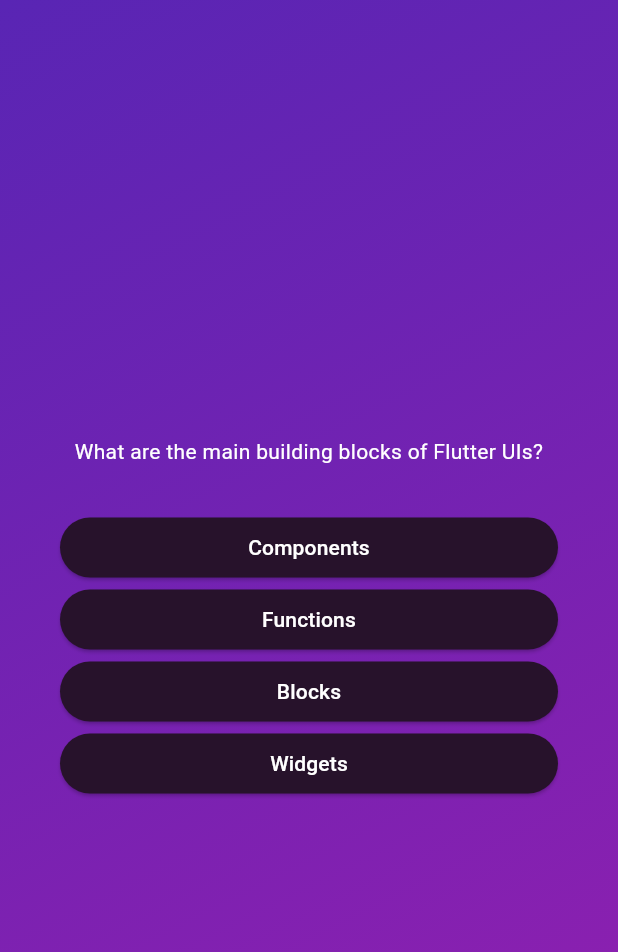
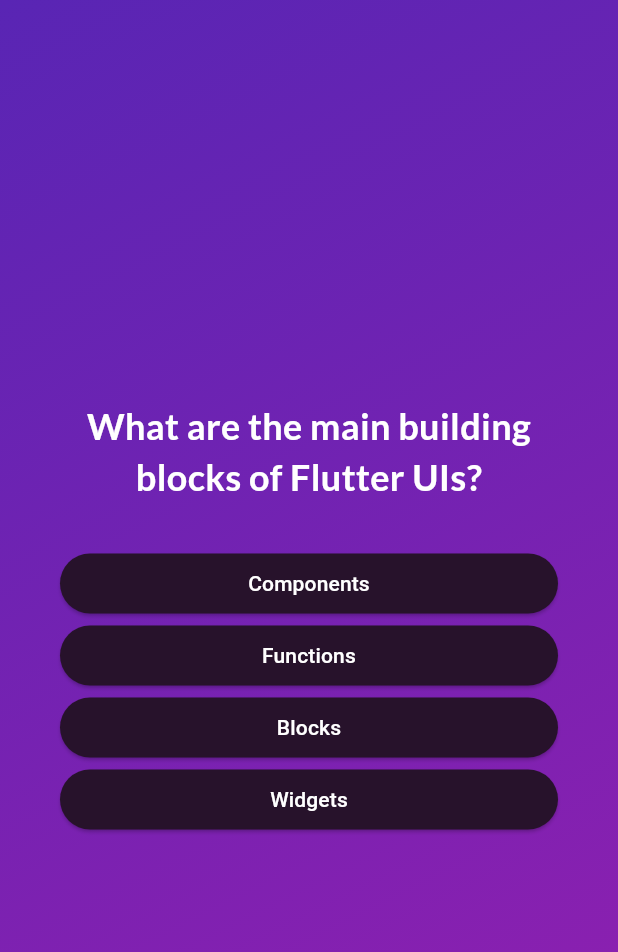
Before and after one commit to cerenyasarr/quiz_app, a Flutter app: the screen it shows after launch, after a tap on "Start Quiz", on a phone screen of 412 x 824 dp. Shown: the top 952 px of the screen. Run offline on Flutter 3.47's test engine with Material 3 defaults, Android fonts, the phone set to English and light mode, and no system bars; our stand-ins replace google_fonts.

Commit message:
style: apply Lato font using GoogleFonts

```diff
--- a/lib/questions_screen.dart
+++ b/lib/questions_screen.dart
@@ -2,6 +2,7 @@ import 'package:flutter/material.dart';
 
 import 'package:quiz_app/answer_button.dart';
 import 'package:quiz_app/data/questions.dart';
+import 'package:google_fonts/google_fonts.dart';
 
 class QuestionsScreen extends StatefulWidget {
   const QuestionsScreen({super.key});
@@ -37,8 +38,10 @@ class _QuestionsScreenState extends State<QuestionsScreen> {
           children: [
             Text(
               currentQuestion.text,
-              style: const TextStyle(
+              style: GoogleFonts.lato(
                 color: Colors.white,
+                fontSize: 24,
+                fontWeight: FontWeight.bold,
               ),
               textAlign: TextAlign.center,
             ),
--- a/lib/start_screen.dart
+++ b/lib/start_screen.dart
@@ -1,4 +1,5 @@
 import 'package:flutter/material.dart';
+import 'package:google_fonts/google_fonts.dart';
 
 class StartScreen extends StatelessWidget {
   const StartScreen(this.startQuiz, {super.key});
@@ -17,10 +18,10 @@ class StartScreen extends StatelessWidget {
             color: const Color.fromARGB(150, 255, 255, 255),
           ),
           const SizedBox(height: 80),
-          const Text(
+          Text(
             'Learn Flutter the fun way!',
-            style: TextStyle(
-              color: Color.fromARGB(255, 219, 193, 235),
+            style: GoogleFonts.lato(
+              color: const Color.fromARGB(255, 219, 193, 235),
               fontSize: 24,
             ),
           ),
```
